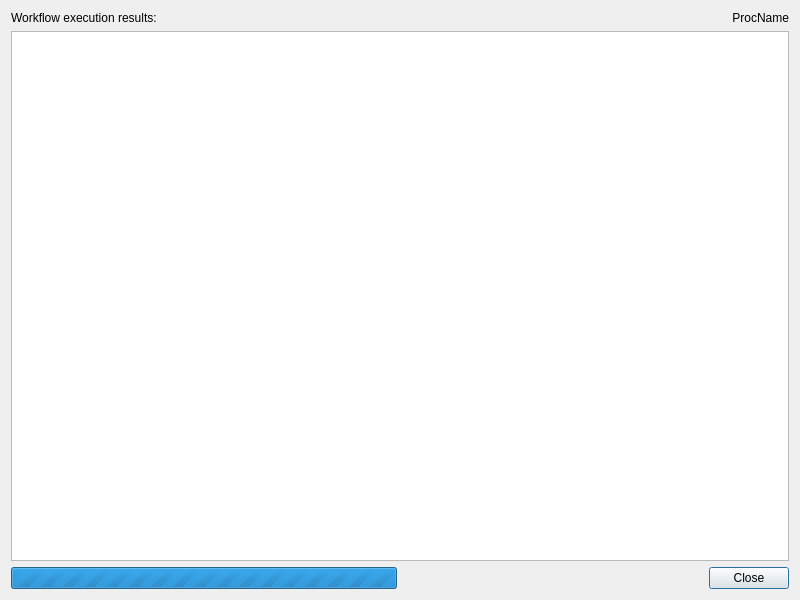
Qt form src/LogDialog.ui (flowexpert/charon) before a commit.
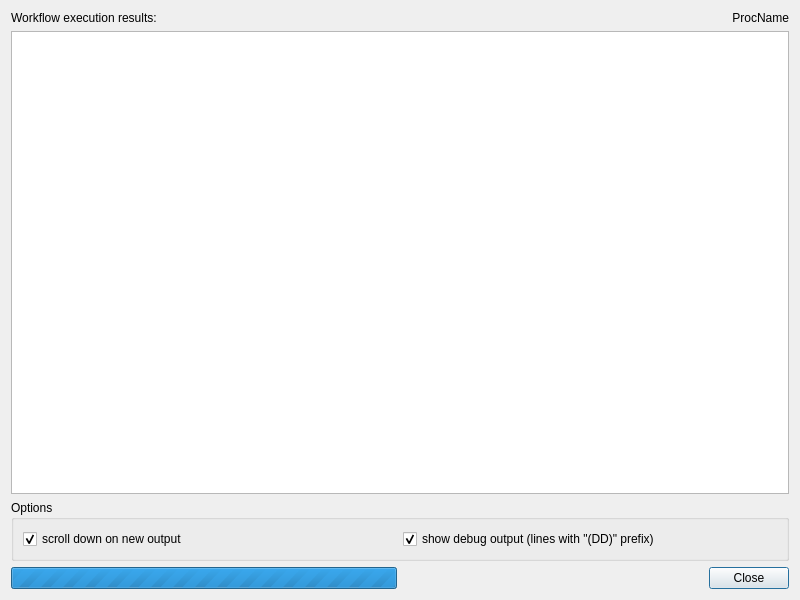
The same form after that commit.

Commit message: added handling of debug output

The edit to the form file:
```diff
--- a/src/LogDialog.ui
+++ b/src/LogDialog.ui
@@ -59,7 +59,7 @@
      </property>
     </widget>
    </item>
-   <item row="2" column="0">
+   <item row="4" column="0">
     <widget class="QProgressBar" name="progressBar">
      <property name="maximum">
       <number>0</number>
@@ -72,7 +72,7 @@
      </property>
     </widget>
    </item>
-   <item row="2" column="1">
+   <item row="4" column="1">
     <widget class="QDialogButtonBox" name="buttonBox">
      <property name="sizePolicy">
       <sizepolicy hsizetype="Minimum" vsizetype="Fixed">
@@ -88,6 +88,38 @@
      </property>
     </widget>
    </item>
+   <item row="2" column="0" colspan="2">
+    <widget class="QGroupBox" name="groupBox">
+     <property name="title">
+      <string>Options</string>
+     </property>
+     <property name="flat">
+      <bool>true</bool>
+     </property>
+     <layout class="QHBoxLayout" name="horizontalLayout">
+      <item>
+       <widget class="QCheckBox" name="checkScroll">
+        <property name="text">
+         <string>scroll down on new output</string>
+        </property>
+        <property name="checked">
+         <bool>true</bool>
+        </property>
+       </widget>
+      </item>
+      <item>
+       <widget class="QCheckBox" name="checkDD">
+        <property name="text">
+         <string>show debug output (lines with &quot;(DD)&quot; prefix)</string>
+        </property>
+        <property name="checked">
+         <bool>true</bool>
+        </property>
+       </widget>
+      </item>
+     </layout>
+    </widget>
+   </item>
   </layout>
  </widget>
  <resources/>
```
The commit also changes 2 other files.
